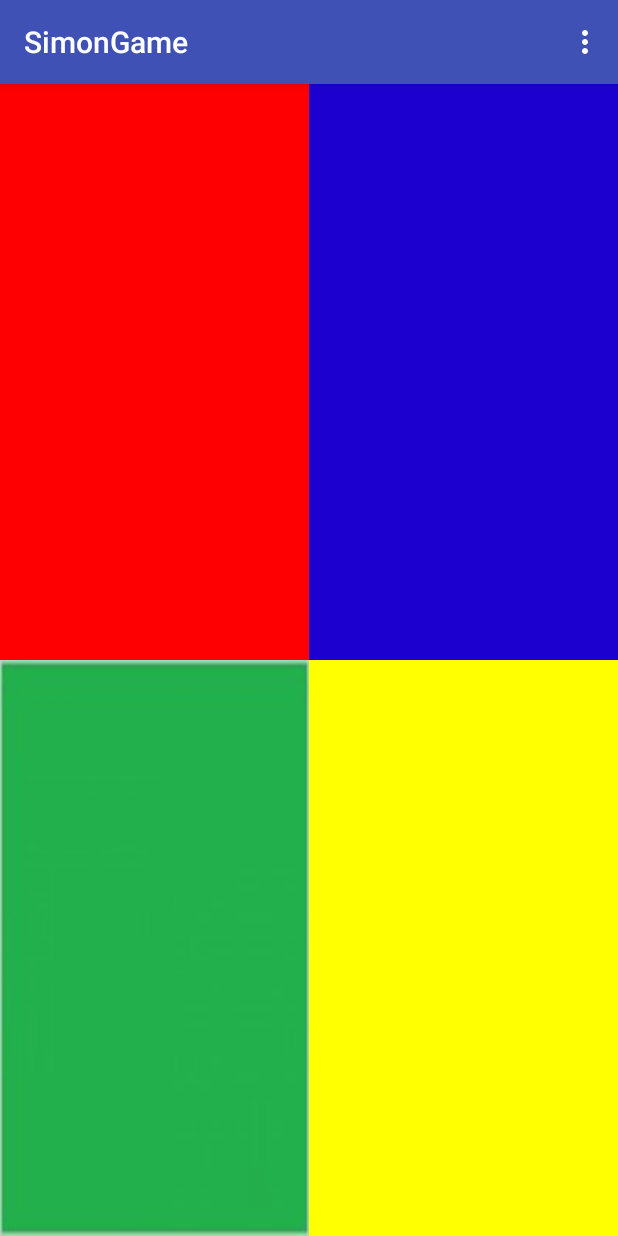
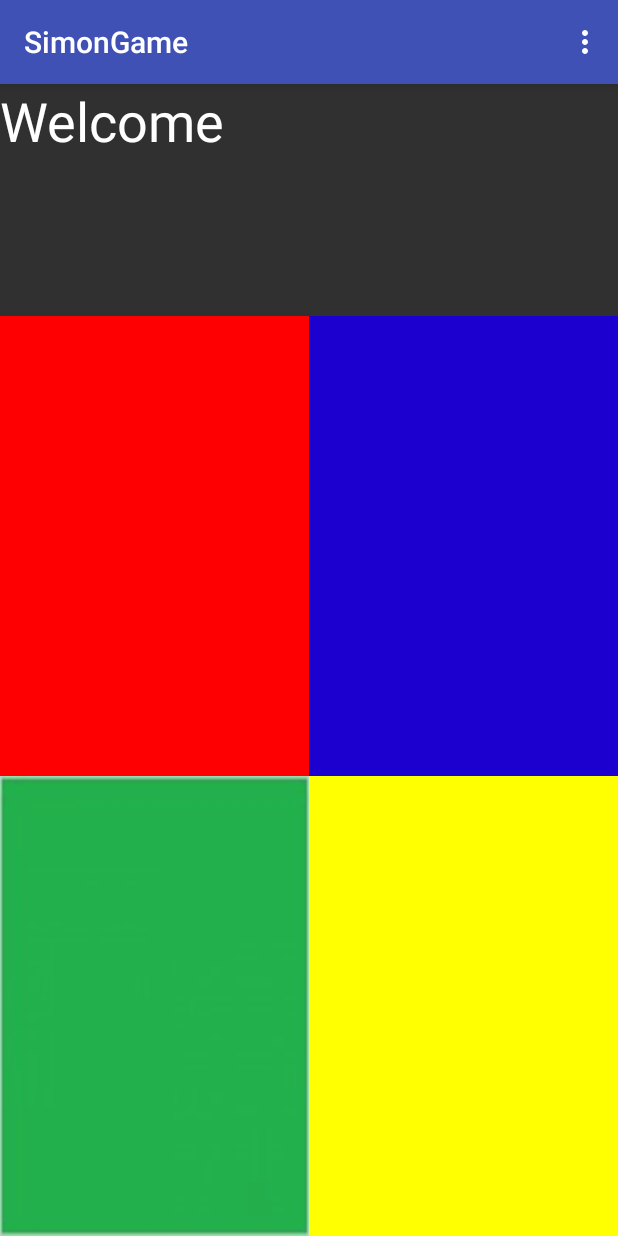
Before and after one commit to Aviv5374/android_projectes_study, an Android app: the screen it shows after launch (MainActivity), on a phone screen of 412 x 824 dp. Run offline under Robolectric (Android 15) with nearby library versions, the phone set to English and light mode, and no system bars.

Commit message:
working on code 9

```diff
--- a/Projectes/finish cors project/SimonGame/app/src/main/res/layout/activity_main.xml
+++ b/Projectes/finish cors project/SimonGame/app/src/main/res/layout/activity_main.xml
@@ -9,11 +9,20 @@
     tools:layout_editor_absoluteY="8dp">
 
     <LinearLayout
-        android:id="@+id/gameButtonsLayuot"
+        android:id="@+id/gameLayuot"
         android:layout_width="match_parent"
         android:layout_height="match_parent"
         android:orientation="vertical"
-        android:weightSum="2">
+        android:weightSum="3">
+
+        <TextView
+            android:id="@+id/buttonsDisplayTextView"
+            android:layout_width="match_parent"
+            android:layout_height="wrap_content"
+            android:layout_weight="1"
+            android:text="Welcome"
+            android:textColor="@color/White"
+            android:textSize="36sp" />
 
         <LinearLayout
             android:id="@+id/topButtonsLayout"
--- a/Projectes/finish cors project/SimonGame/app/src/main/res/values/strings.xml
+++ b/Projectes/finish cors project/SimonGame/app/src/main/res/values/strings.xml
@@ -2,4 +2,8 @@
     <string name="app_name">SimonGame</string>
     <string name="start_game_text">Start A New Game</string>
     <string name="game_is_running_error_text">A game is running right now. Please try again later</string>
+    <string name="red_button">Red Button</string>
+    <string name="blue_button">Blue Button</string>
+    <string name="green_button">Green Button</string>
+    <string name="yellow_button">yellow Button</string>
 </resources>
```
Also changed, not shown: Projectes/finish cors project/SimonGame/app/src/main/java/com/example/aviv5374/simongame/MainActivity.java (+11 -23 lines), 9 other files.
